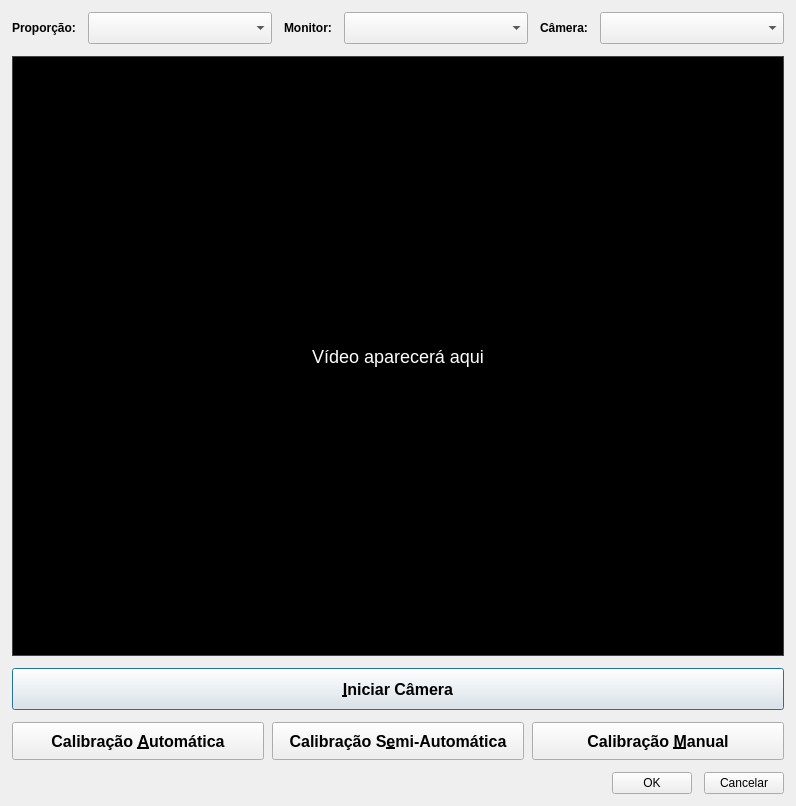
Qt form resources/ui/calibrationview.ui (larvattea/T-TEA2.0) before a commit.
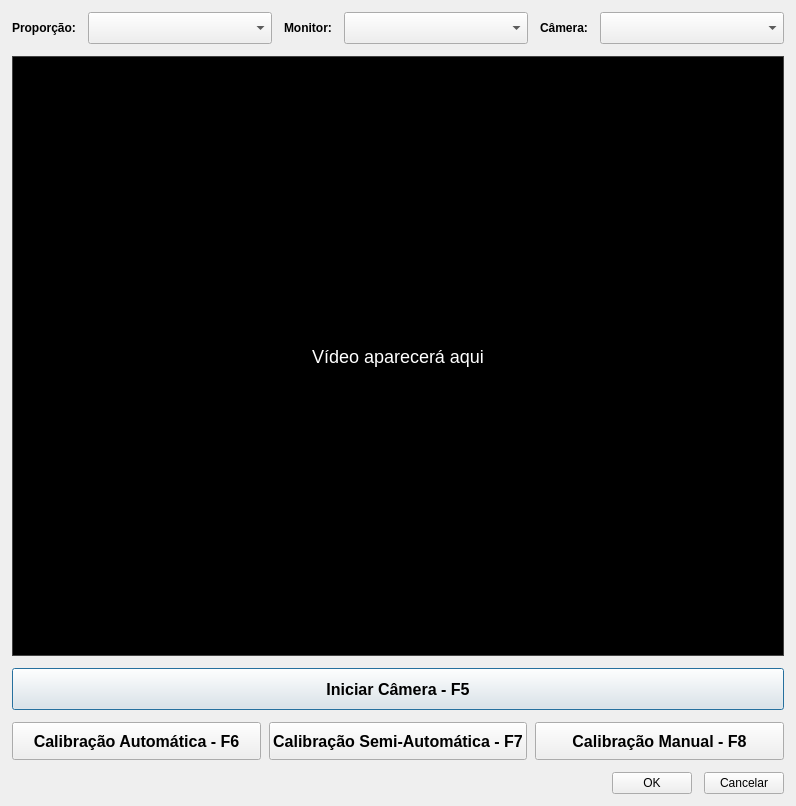
The same form after that commit. Icons and pictures are not drawn.

Commit message: Adição de teclas de atalho na tela de calibração. Ajustes disversos de tradução.

Patch:
```diff
--- a/resources/ui/calibrationview.ui
+++ b/resources/ui/calibrationview.ui
@@ -155,7 +155,10 @@
       </font>
      </property>
      <property name="text">
-      <string>&amp;Iniciar Câmera</string>
+      <string>Iniciar Câmera - F5</string>
+     </property>
+     <property name="shortcut">
+      <string>F5</string>
      </property>
     </widget>
    </item>
@@ -179,7 +182,10 @@
         </font>
        </property>
        <property name="text">
-        <string>Calibração &amp;Automática</string>
+        <string>Calibração Automática - F6</string>
+       </property>
+       <property name="shortcut">
+        <string>F6</string>
        </property>
       </widget>
      </item>
@@ -198,7 +204,10 @@
         </font>
        </property>
        <property name="text">
-        <string>Calibração S&amp;emi-Automática</string>
+        <string>Calibração Semi-Automática - F7</string>
+       </property>
+       <property name="shortcut">
+        <string>F7</string>
        </property>
       </widget>
      </item>
@@ -217,7 +226,10 @@
         </font>
        </property>
        <property name="text">
-        <string>Calibração &amp;Manual</string>
+        <string>Calibração Manual - F8</string>
+       </property>
+       <property name="shortcut">
+        <string>F8</string>
        </property>
       </widget>
      </item>
```
The commit also changes 15 other files.
